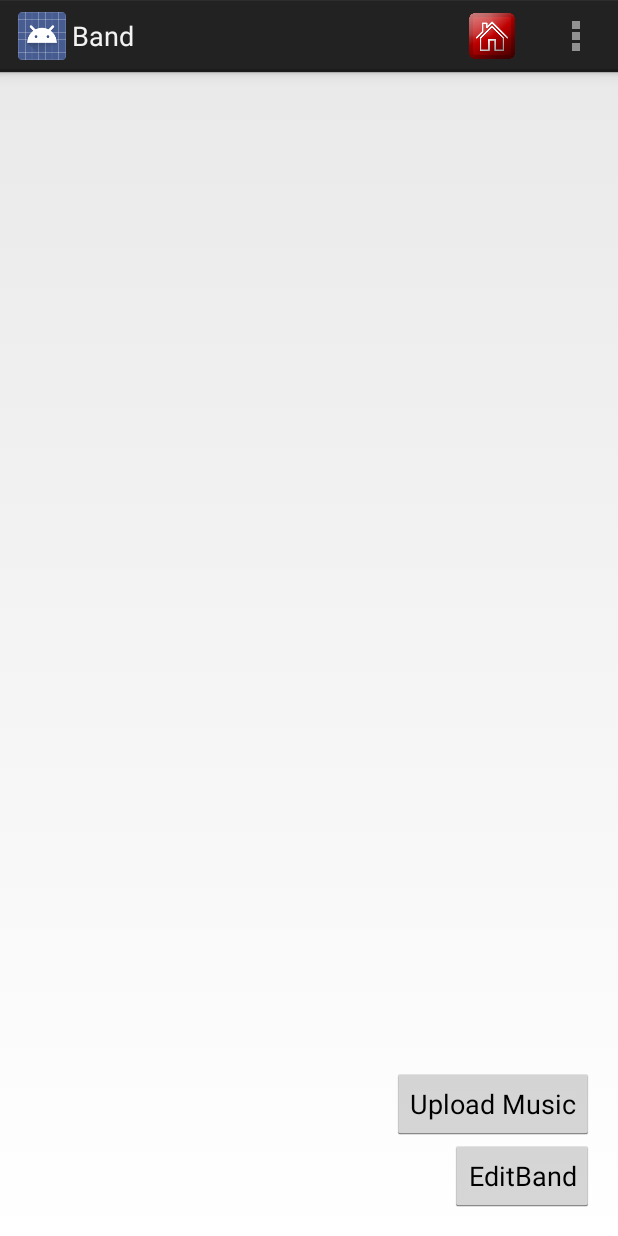
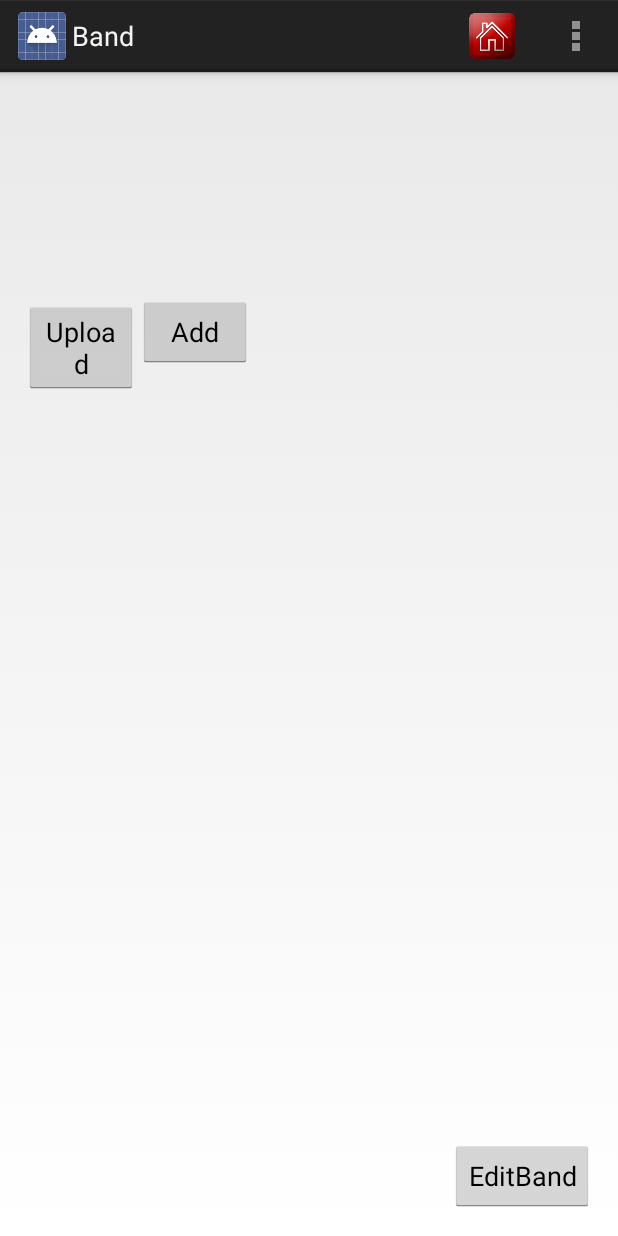
Before and after one commit to mojooo13/BandIT_v1, an Android app: the BandActivity screen opened directly, with no data from a screen before it, on a phone screen of 412 x 824 dp. Run offline under Robolectric (Android 15) with nearby library versions, the phone set to English and light mode, and no system bars; 3 statements that could not run were skipped.

Commit message:
bandactivity layout

```diff
--- a/app/src/main/res/layout/activity_band.xml
+++ b/app/src/main/res/layout/activity_band.xml
@@ -38,15 +38,42 @@
         android:layout_alignParentRight="true"
         android:layout_alignParentEnd="true" />
 
-    <TextView
+    <LinearLayout
+        xmlns:android="http://schemas.android.com/apk/res/android"
         android:layout_width="fill_parent"
         android:layout_height="wrap_content"
-        android:textAppearance="?android:attr/textAppearanceMedium"
-        android:text="Instruments"
-        android:id="@+id/instrumentsBandTextView"
+        android:orientation="horizontal"
+        android:weightSum="1.0"
+        android:layout_marginTop="30dp"
         android:layout_below="@+id/membersBandTextView"
         android:layout_alignParentLeft="true"
-        android:layout_alignParentStart="true" />
+        android:layout_alignParentStart="true"
+        android:id="@+id/linearLayout">
+
+        <Button
+            android:visibility="visible"
+            android:layout_width="fill_parent"
+            android:layout_height="wrap_content"
+            android:layout_weight="0.4"
+            android:text="Upload"
+            android:id="@+id/bandUploadMusic"/>
+
+        <Button
+            android:visibility="visible"
+            android:layout_width="fill_parent"
+            android:layout_height="wrap_content"
+            android:layout_weight="0.4"
+            android:text="Add"
+            android:id="@+id/bandChooseMusic"/>
+
+        <TextView
+            android:layout_width="fill_parent"
+            android:layout_height="wrap_content"
+            android:layout_weight="0.2"
+            android:textSize="20dp"
+            android:id="@+id/uploadFilePath"/>
+
+     </LinearLayout>
 
     <Button
         android:visibility="visible"
@@ -58,15 +85,15 @@
         android:layout_alignParentRight="true"
         android:layout_alignParentEnd="true" />
 
-    <Button
+
+    <ListView
+        xmlns:android="http://schemas.android.com/apk/res/android"
+        android:id="@+id/BandMusicListView"
         android:visibility="visible"
-        android:layout_width="wrap_content"
+        android:layout_width="fill_parent"
         android:layout_height="wrap_content"
-        android:text="Upload Music"
-        android:id="@+id/bandUploadMusic"
-        android:layout_above="@+id/editBandBandButton"
-        android:layout_alignRight="@+id/editBandBandButton"
-        android:layout_alignEnd="@+id/editBandBandButton" />
-
-
+        android:layout_weight="1"
+        android:layout_below="@+id/linearLayout"
+        android:layout_alignParentLeft="true"
+        android:layout_alignParentStart="true" />
 </RelativeLayout>
```
